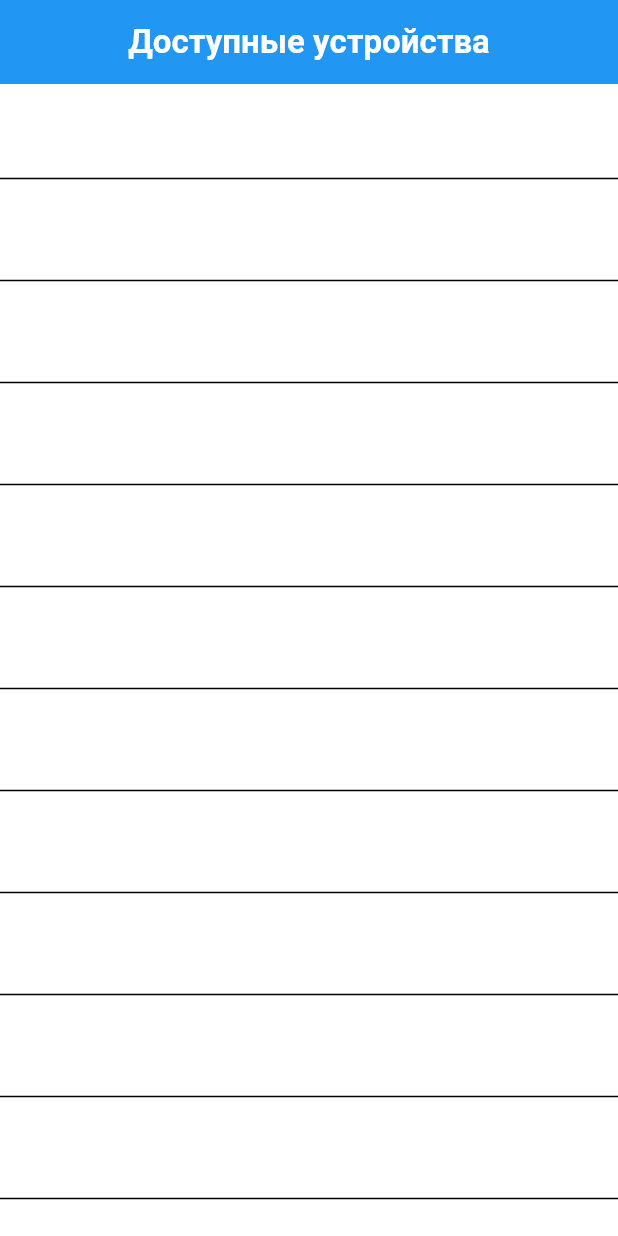
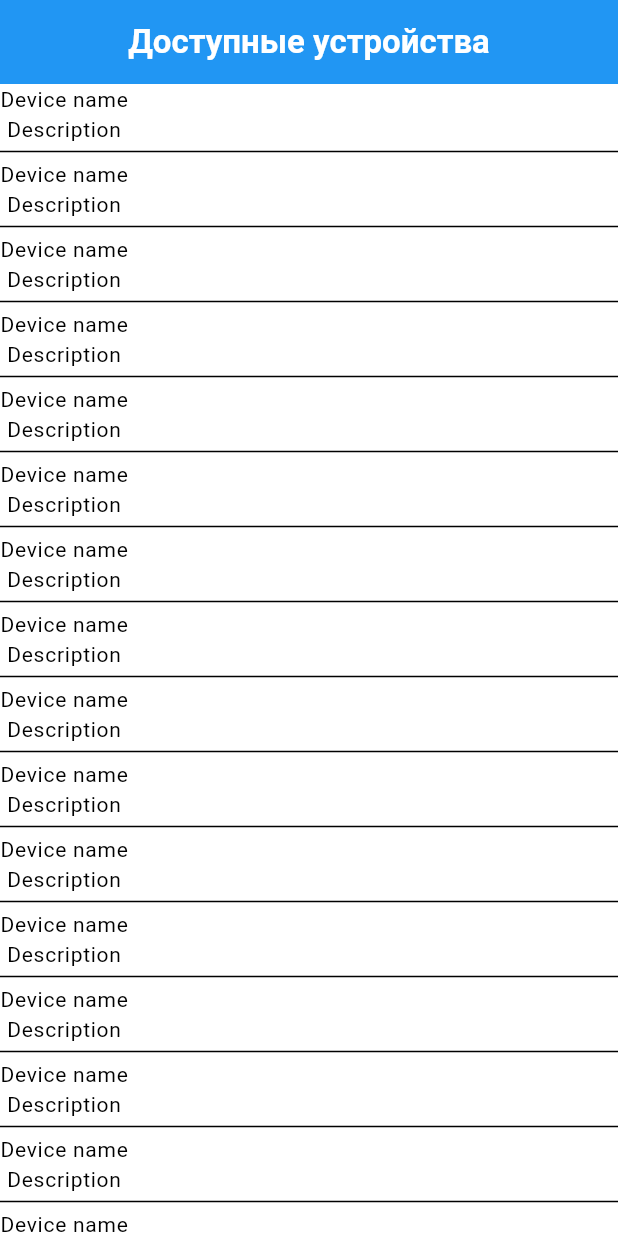
Before and after one commit to grigorovichvlad/MedTech_mobile, a Flutter app: the screen it shows after launch, after a tap on "Войти", on a phone screen of 412 x 824 dp. Run offline on Flutter 3.47's test engine with Material 2 defaults, Android fonts, the phone set to English and light mode, and no system bars; our stand-ins replace flutter_bloc.

```diff
--- a/lib/features/devices_list/view/devices_list_screen.dart
+++ b/lib/features/devices_list/view/devices_list_screen.dart
@@ -7,46 +7,50 @@ class BluetoothDevices extends StatefulWidget {
   State<BluetoothDevices> createState() => _BluetoothDevicesState();
 }
 
-
-Widget bluetoothCardTemplate() {
-  return Container(
-    child: Row(
+Widget bluetoothCardTemplate(TextStyle? textStyle) {
+  textStyle ??= const TextStyle(
+      color: Colors.black, fontWeight: FontWeight.normal, fontSize: 14);
+  return Row(
     children: [
       Column(
         children: <Widget>[
-            Text('Device name'),
-            Text('Description'),
+          Text(
+            'Device name',
+            style: textStyle,
+          ),
+          Text(
+            'Description',
+            style: textStyle,
+          ),
         ],
       ),
     ],
-    ),
   );
 }
 
 class _BluetoothDevicesState extends State<BluetoothDevices> {
-
   List<Widget> txt = [];
 
-  void fun() {
+  void fun(TextStyle? textStyle) {
     for (int i = 0; i < 1000; i++) {
       txt.add(
-        bluetoothCardTemplate(),
+        bluetoothCardTemplate(textStyle),
       );
       txt.add(Divider(height: 10));
     }
   }
 
-  @override
+  /*@override
   void initState() {
     super.initState();
-    fun();
-  }
+
+  }*/
 
   @override
   Widget build(BuildContext context) {
     final theme = Theme.of(context);
     final textTheme = theme.textTheme;
-
+    fun(textTheme.labelSmall);
     return Scaffold(
       backgroundColor: theme.scaffoldBackgroundColor,
       appBar: AppBar(
--- a/lib/features/login/view/login_screen.dart
+++ b/lib/features/login/view/login_screen.dart
@@ -30,7 +30,7 @@ class Login extends StatelessWidget {
         child: Column(
           crossAxisAlignment: CrossAxisAlignment.center,
           children: <Widget>[
-            Stack(
+            Stack( // Фон с облаками + иконка приложения
               children: <Widget>[
                 Column(
                   children: <Widget>[
@@ -52,9 +52,7 @@ class Login extends StatelessWidget {
                 ),
                 Positioned(
                   top: 150,
-                  left: MediaQuery.of(context).size.width / 2 - 200,
-                  child: Padding(
-                    padding: const EdgeInsets.fromLTRB(145, 0, 145, 0),
+                  left: window.physicalSize.width / window.devicePixelRatio / 2 - 50,
                   child: SizedBox(
                     width: 100.0,
                     height: 100.0,
@@ -76,7 +74,6 @@ class Login extends StatelessWidget {
                     ),
                   ),
                 ),
-                ),
               ],
             ),
             Padding(
@@ -86,7 +83,7 @@ class Login extends StatelessWidget {
                 style: textTheme.headlineLarge,
               ),
             ),
-            Row(
+            Row( // "Войти через" кнопки
               mainAxisAlignment: MainAxisAlignment.center,
               children: <Widget>[
                 loginViaButton(loginViaImages[0]),
@@ -96,8 +93,8 @@ class Login extends StatelessWidget {
                 loginViaButton(loginViaImages[2]),
               ],
             ),
-            Padding(
-              padding: const EdgeInsets.fromLTRB(50, 30, 50, 0),
+            Padding( // Контейнер с полями для ввода
+              padding: EdgeInsets.fromLTRB(MediaQuery.of(context).size.width * 0.2, 30, MediaQuery.of(context).size.width * 0.2, 0),
               child: Column(
                 children: <Widget>[
                   Container(
@@ -144,7 +141,7 @@ class Login extends StatelessWidget {
             ),
             const SizedBox(height: 20),
             SizedBox(
-              width: 300,
+              width: MediaQuery.of(context).size.width * 0.4,
               height: 50,
               child: ElevatedButton(
                 onPressed: () {
--- a/lib/theme/theme.dart
+++ b/lib/theme/theme.dart
@@ -11,11 +11,12 @@ final defaultTheme = ThemeData(
       fontSize: 20,
     ),
     labelSmall: TextStyle(
-      color: Colors.white.withOpacity(0.6),
-      fontWeight: FontWeight.w700,
+      color: Colors.black,
+      fontWeight: FontWeight.normal,
       fontSize: 14,
     ),
     headlineLarge: const TextStyle(
+      color: Colors.black,
       fontWeight: FontWeight.bold,
       fontSize: 40,
     ),
```
Lines whose indentation alone changed are shown as unchanged.
